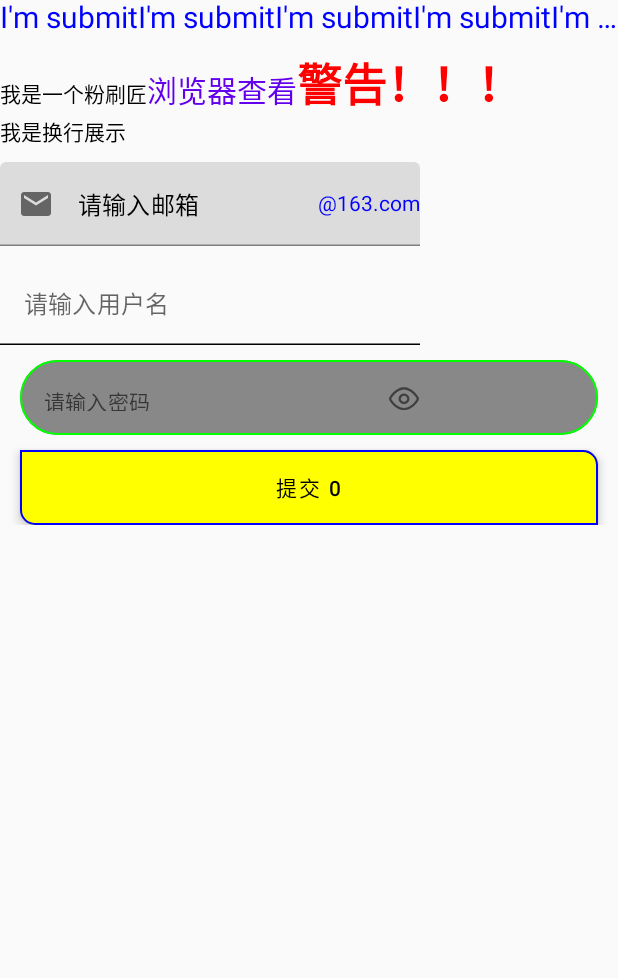
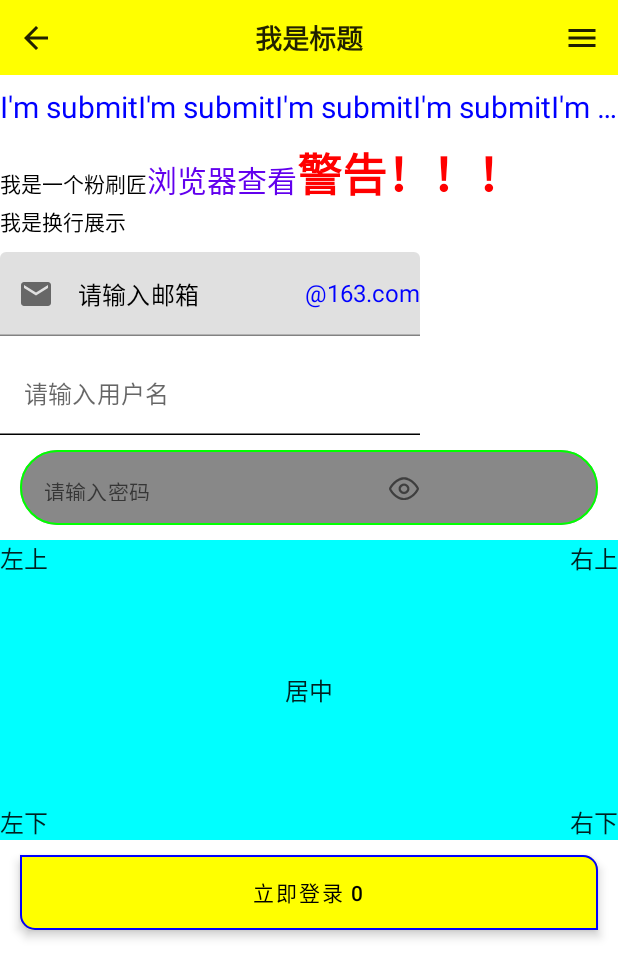
Before and after one commit to zippo88888888/OkCompose, an Android app built with Jetpack Compose: the screen it shows after launch (MainActivity), on a phone screen of 412 x 824 dp. Shown: the top 978 px of the screen. Run offline under Robolectric (Android 15) with nearby library versions, the phone set to English and light mode, and no system bars.

Commit message:
登录页面完成

```diff
--- a/app/src/main/AndroidManifest.xml
+++ b/app/src/main/AndroidManifest.xml
@@ -9,6 +9,11 @@
         android:roundIcon="@mipmap/ic_launcher_round"
         android:supportsRtl="true"
         android:theme="@style/Theme.Test_compose">
+        <activity
+            android:name=".LoginActivity"
+            android:exported="false"
+            android:label="@string/title_activity_login"
+            android:theme="@style/LoginTheme" />
         <activity
             android:name=".MainActivity"
             android:exported="true"
--- a/app/src/main/java/com/zxzx_app/test_compose/MainActivity.kt
+++ b/app/src/main/java/com/zxzx_app/test_compose/MainActivity.kt
@@ -1,8 +1,8 @@
 package com.zxzx_app.test_compose
 
 import android.content.Context
+import android.content.Intent
 import android.os.Bundle
-import android.util.Log
 import android.widget.Toast
 import androidx.activity.ComponentActivity
 import androidx.activity.compose.setContent
@@ -11,23 +11,33 @@ import androidx.compose.foundation.background
 import androidx.compose.foundation.border
 import androidx.compose.foundation.layout.*
 import androidx.compose.foundation.shape.RoundedCornerShape
-import androidx.compose.foundation.text.BasicTextField
 import androidx.compose.foundation.text.ClickableText
+import androidx.compose.foundation.text.KeyboardActions
+import androidx.compose.foundation.text.KeyboardOptions
 import androidx.compose.material.*
 import androidx.compose.material.icons.Icons
+import androidx.compose.material.icons.filled.ArrowBack
 import androidx.compose.material.icons.filled.Email
-import androidx.compose.material.icons.filled.Search
+import androidx.compose.material.icons.filled.Menu
 import androidx.compose.runtime.*
 import androidx.compose.ui.Alignment
+import androidx.compose.ui.ExperimentalComposeUiApi
 import androidx.compose.ui.Modifier
+import androidx.compose.ui.focus.FocusDirection
+import androidx.compose.ui.focus.FocusRequester
+import androidx.compose.ui.focus.focusRequester
 import androidx.compose.ui.graphics.Color
+import androidx.compose.ui.platform.LocalContext
+import androidx.compose.ui.platform.LocalFocusManager
+import androidx.compose.ui.platform.LocalSoftwareKeyboardController
 import androidx.compose.ui.res.colorResource
 import androidx.compose.ui.res.painterResource
 import androidx.compose.ui.text.ParagraphStyle
 import androidx.compose.ui.text.SpanStyle
 import androidx.compose.ui.text.buildAnnotatedString
-import androidx.compose.ui.text.font.FontStyle
 import androidx.compose.ui.text.font.FontWeight
+import androidx.compose.ui.text.input.ImeAction
+import androidx.compose.ui.text.input.KeyboardType
 import androidx.compose.ui.text.input.PasswordVisualTransformation
 import androidx.compose.ui.text.input.VisualTransformation
 import androidx.compose.ui.text.style.TextOverflow
@@ -35,6 +45,7 @@ import androidx.compose.ui.text.withStyle
 import androidx.compose.ui.tooling.preview.Preview
 import androidx.compose.ui.unit.dp
 import androidx.compose.ui.unit.sp
+import com.zxzx_app.test_compose.ui.theme.Test_composeTheme
 
 /**
  * 参考：https://stars-one.site/2021/08/22/jetpack-compose-study-2
@@ -43,24 +54,49 @@ class MainActivity : ComponentActivity() {
     override fun onCreate(savedInstanceState: Bundle?) {
         super.onCreate(savedInstanceState)
         setContent {
-            /*Test_composeTheme {
+            Test_composeTheme {
                 // A surface container using the 'background' color from the theme
                 Surface(
                     modifier = Modifier.fillMaxSize(),
                     color = MaterialTheme.colors.background
                 ) {
-                    TestTextView("Bob and I'm 18 years old")
+                    Column {
+                        ToolBar()
+                        Spacer(Modifier.height(10.dp)) // 空布局？ 类似Space，用作 margin
+                        TestTextView(name = "submit")
+                        Spacer(Modifier.height(10.dp))
+                        TextView2()
+                        Spacer(Modifier.height(10.dp))
+                        Label()
+                        Spacer(Modifier.height(10.dp))
+                        Layout()
+                        Spacer(Modifier.height(10.dp))
+                        TestButton()
+                    }
                 }
-            }*/
-            Column {
-                TestTextView(name = "submit")
-                Box(Modifier.height(10.dp))
-                TextView2(this@MainActivity)
-                Box(Modifier.height(10.dp))
-                Label()
-                Box(Modifier.height(10.dp))
-                TestButton()
             }
+        }
+    }
+}
+
+@Composable
+fun ToolBar() {
+    val context = LocalContext.current
+    Row(
+        modifier = Modifier
+            .fillMaxWidth(1f)
+            .height(50.dp)
+            .background(color = Color.Yellow),
+        verticalAlignment = Alignment.CenterVertically, // 垂直方向的对齐方式
+        horizontalArrangement = Arrangement.SpaceBetween // 水平方向的对齐方式  类似Flex布局
+    ) {
+
+        IconButton(onClick = { showToast(context, "返回") }) {
+            Icon(Icons.Filled.ArrowBack, contentDescription = null)
+        }
+        Text(text = "我是标题", fontSize = 18.sp, fontWeight = FontWeight.Bold)
+        IconButton(onClick = { showToast(context, "更多") }) {
+            Icon(Icons.Filled.Menu, contentDescription = null)
         }
     }
 }
@@ -84,7 +120,8 @@ fun TestTextView(name: String) {
  */
 // 富文本展示
 @Composable
-fun TextView2(context: Context) {
+fun TextView2() {
+    val context = LocalContext.current
     val URL = "https://www.baidu.com"
     val labTxt = buildAnnotatedString {
         append("我是一个粉刷匠")
@@ -115,17 +152,27 @@ fun TextView2(context: Context) {
     ClickableText(text = labTxt, onClick = { offset ->
         val list = labTxt.getStringAnnotations(tag = URL, offset, offset)
         list.firstOrNull()?.let {
-            Toast.makeText(context, it.item, Toast.LENGTH_SHORT).show()
+            showToast(context, it.item)
         }
     })
 }
 
+@OptIn(ExperimentalComposeUiApi::class)
 @Composable
 fun Label() {
+
+    val context = LocalContext.current
+
     var text1 by remember { mutableStateOf("") }
     var text2 by remember { mutableStateOf("") }
     var text3 by remember { mutableStateOf("") }
     var showPwd by remember { mutableStateOf(false) }
+
+    // 控制输入框焦点？？？
+    val focusManager = LocalFocusManager.current
+    // 控制输入法显示、隐藏
+    val controller = LocalSoftwareKeyboardController.current
+
     Column {
         TextField(
             value = text1,
@@ -138,6 +185,14 @@ fun Label() {
             label = {
                 Text(text = "请输入邮箱")
             },
+            singleLine = true,
+            keyboardOptions = KeyboardOptions(
+                keyboardType = KeyboardType.Email,
+                imeAction = ImeAction.Next
+            ),
+            keyboardActions = KeyboardActions(
+                onNext = { focusManager.moveFocus(FocusDirection.Down) }
+            ),
             leadingIcon = { // 输入框 左侧显示内容
                 Icon(Icons.Filled.Email, null)
             },
@@ -145,21 +200,26 @@ fun Label() {
                 Text(text = "@163.com", color = Color.Blue)
             }
         )
-        Box(Modifier.height(10.dp))
+        Spacer(Modifier.height(10.dp))
         TextField(
             value = text2,
             onValueChange = { text2 = it },
+            singleLine = true,
             colors = TextFieldDefaults.textFieldColors(
                 textColor = Color.Black, // 输入的文字颜色
                 backgroundColor = Color.Transparent, // 输入框的背景颜色
                 focusedIndicatorColor = Color.Red, // 输入框处于焦点时，底部指示器的颜色
                 unfocusedIndicatorColor = Color.Black, // 输入框失去焦点时，底部指示器的颜色
             ),
+            keyboardOptions = KeyboardOptions(keyboardType = KeyboardType.Text, imeAction = ImeAction.Next),
+            keyboardActions = KeyboardActions(
+                onNext = { focusManager.moveFocus(FocusDirection.Down) }
+            ),
             placeholder = {
                 Text(text = "请输入用户名")
             }
         )
-        Box(Modifier.height(10.dp))
+        Spacer(Modifier.height(10.dp))
         Box(
             Modifier
                 .fillMaxWidth(1f) // 0-1f
@@ -181,6 +241,14 @@ fun Label() {
                 placeholder = {
                     Text(text = "请输入密码", fontSize = 14.sp)
                 },
+                keyboardOptions = KeyboardOptions(
+                    keyboardType = KeyboardType.Password,
+                    imeAction = ImeAction.Done
+                ),
+                keyboardActions = KeyboardActions(onDone = {
+                    showToast(context, text3)
+                    controller?.hide()
+                }),
                 visualTransformation = if (showPwd) VisualTransformation.None else PasswordVisualTransformation(),
                 trailingIcon = {
                     IconButton(onClick = { showPwd = !showPwd }) {
@@ -196,11 +264,30 @@ fun Label() {
 }
 
 @Composable
-fun TestButton(name: String = "提交") {
+fun Layout() {
+    Box(
+        modifier = Modifier
+            .fillMaxWidth()
+            .height(200.dp)
+            .background(Color.Cyan),
+        contentAlignment = Alignment.Center // 子项对齐方式
+    ) {
+        Text("左上", modifier = Modifier.align(Alignment.TopStart)) // 改变子项的对齐方式
+        Text("右上", modifier = Modifier.align(Alignment.TopEnd))
+        Text("居中")
+        Text("左下", modifier = Modifier.align(Alignment.BottomStart))
+        Text("右下", modifier = Modifier.align(Alignment.BottomEnd))
+    }
+}
+
+@Composable
+fun TestButton(name: String = "立即登录") {
+    val context = LocalContext.current
     var i by remember { mutableStateOf(0) }
     Button(
         onClick = {
             i++
+            context.startActivity(Intent(context, LoginActivity::class.java))
         },
         modifier = Modifier
             .fillMaxWidth(1f) // 0-1f
@@ -226,11 +313,17 @@ fun TestButton(name: String = "提交") {
 @Preview(showBackground = true)
 @Composable
 fun DefaultPreview() {
-    /*Test_composeTheme {
-        Greeting("Android")
-    }*/
     Column {
         TestTextView(name = "submit")
+        Spacer(Modifier.height(10.dp))
+        TextView2()
+        Spacer(Modifier.height(10.dp))
+        Label()
+        Spacer(Modifier.height(10.dp))
         TestButton()
     }
 }
+
+private fun showToast(context: Context, msg: String) {
+    Toast.makeText(context, msg, Toast.LENGTH_SHORT).show()
+}
--- a/app/src/main/java/com/zxzx_app/test_compose/ui/theme/Color.kt
+++ b/app/src/main/java/com/zxzx_app/test_compose/ui/theme/Color.kt
@@ -6,3 +6,13 @@ val Purple200 = Color(0xFFBB86FC)
 val Purple500 = Color(0xFF6200EE)
 val Purple700 = Color(0xFF3700B3)
 val Teal200 = Color(0xFF03DAC5)
+
+val Color_Black = Color(0xFF000000)
+val Color_White = Color(0xFFFFFFFF)
+val Color_C41335 = Color(0xFFC41335)
+val Color_FFECEC = Color(0xFFFFECEC)
+val Color_FFCDCD = Color(0xFFFFCDCD)
+val Color_91919C = Color(0xFF91919C)
+val Color_EEEEEE = Color(0xFFEEEEEE)
+val Color_F2F2F2 = Color(0xFFF2F2F2)
+val Color_T = Color.Transparent
--- a/app/src/main/res/values/colors.xml
+++ b/app/src/main/res/values/colors.xml
@@ -7,4 +7,5 @@
     <color name="teal_700">#FF018786</color>
     <color name="black">#FF000000</color>
     <color name="white">#FFFFFFFF</color>
+    <color name="eeeeee">#FFEEEEEE</color>
 </resources>
--- a/app/src/main/res/values/strings.xml
+++ b/app/src/main/res/values/strings.xml
@@ -1,3 +1,4 @@
 <resources>
     <string name="app_name">test_compose</string>
+    <string name="title_activity_login">LoginActivity</string>
 </resources>
--- a/app/src/main/res/values/themes.xml
+++ b/app/src/main/res/values/themes.xml
@@ -4,4 +4,9 @@
     <style name="Theme.Test_compose" parent="android:Theme.Material.Light.NoActionBar">
         <item name="android:statusBarColor">@color/purple_700</item>
     </style>
+
+    <style name="LoginTheme" parent="Theme.Test_compose">
+        <item name="android:windowTranslucentStatus">true</item>
+    </style>
+
 </resources>
--- a/build.gradle
+++ b/build.gradle
@@ -1,12 +1,12 @@
 buildscript {
     ext {
-        compose_version = '1.0.1'
+        compose_version = '1.2.0' // 1.0.1
     }
 }// Top-level build file where you can add configuration options common to all sub-projects/modules.
 plugins {
     id 'com.android.application' version '7.1.1' apply false
     id 'com.android.library' version '7.1.1' apply false
-    id 'org.jetbrains.kotlin.android' version '1.5.21' apply false
+    id 'org.jetbrains.kotlin.android' version '1.7.0' apply false // 1.5.21
 }
 
 task clean(type: Delete) {
```
Also changed, not shown: app/build.gradle (+5 -2 lines), app/src/main/java/com/zxzx_app/test_compose/LoginActivity.kt (added, +445 -0 lines), app/src/main/java/com/zxzx_app/test_compose/widget/CommonWidget.kt (added, +96 -0 lines), app/src/main/res/drawable-hdpi/ic_box1.png (added), app/src/main/res/drawable-hdpi/ic_box2.png (added), app/src/main/res/drawable-hdpi/ic_del.png (added), app/src/main/res/drawable-hdpi/ic_login_bg.jpg (added), app/src/main/res/drawable-hdpi/ic_logo.png (added), app/src/main/res/drawable-hdpi/ic_share_qq.png (added), app/src/main/res/drawable-hdpi/ic_share_url.png (added), app/src/main/res/drawable-hdpi/ic_share_wechat.png (added).
